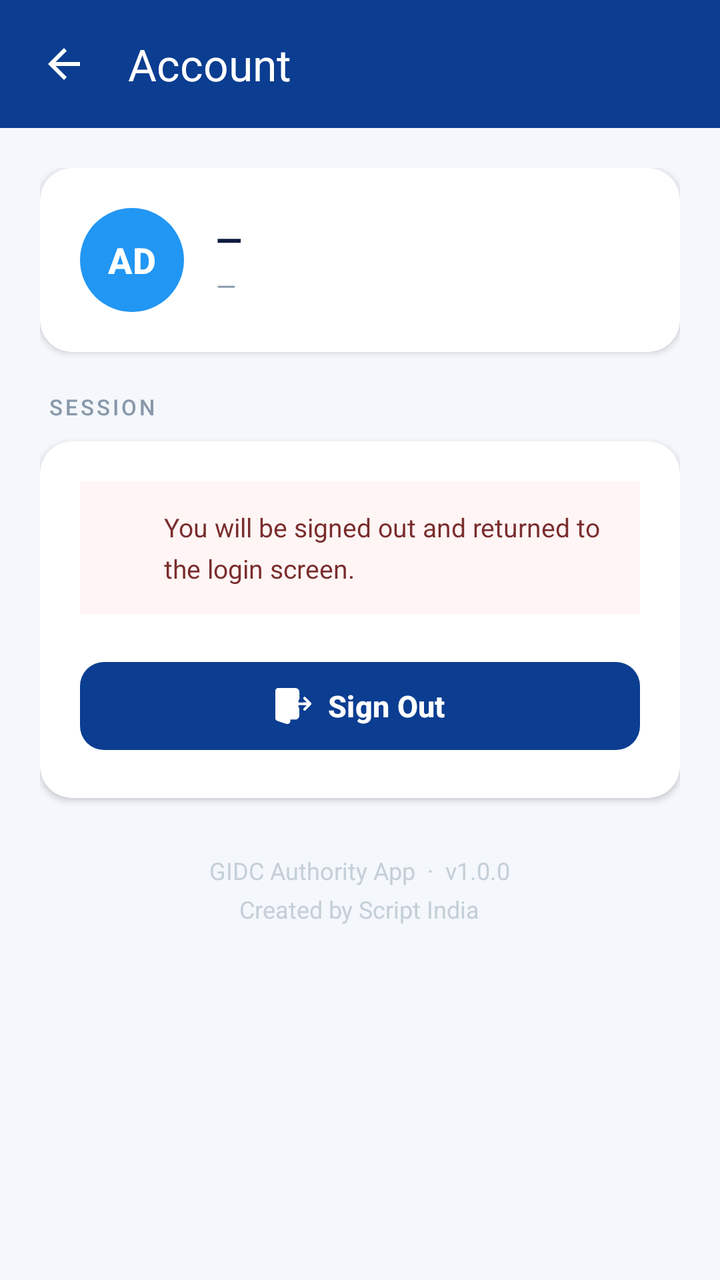
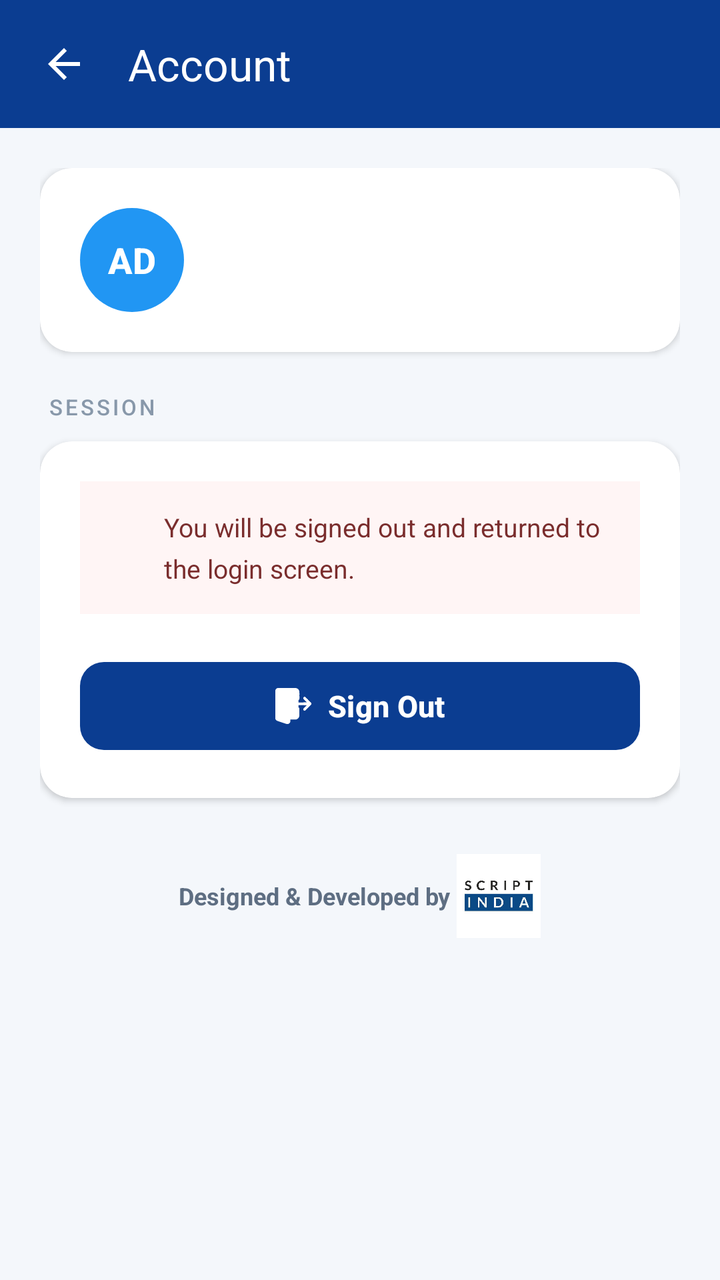

Compare the two renders of this Android layout. The source of the first and the diff that turns it into the second are given below.
<!-- AndroidManifest.xml: application theme Theme.MyGIDC -->
<!-- res/layout/activity_logout.xml -->
<?xml version="1.0" encoding="utf-8"?>
<androidx.coordinatorlayout.widget.CoordinatorLayout
    xmlns:android="http://schemas.android.com/apk/res/android"
    xmlns:app="http://schemas.android.com/apk/res-auto"
    xmlns:tools="http://schemas.android.com/tools"
    android:id="@+id/coordinatorLogout"
    android:layout_width="match_parent"
    android:layout_height="match_parent"
    android:background="#F4F7FB"
    tools:context=".settings.LogoutActivity">

    
    <com.google.android.material.appbar.AppBarLayout
        android:id="@+id/appBarLogout"
        android:layout_width="match_parent"
        android:layout_height="wrap_content"
        android:background="#0B3D91"
        app:elevation="0dp">

        <androidx.appcompat.widget.Toolbar
            android:id="@+id/toolbarLogout"
            android:layout_width="match_parent"
            android:layout_height="?attr/actionBarSize"
            android:paddingStart="4dp"
            app:navigationIcon="@drawable/ic_arrow_back"
            app:navigationIconTint="@android:color/white"
            app:popupTheme="@style/ThemeOverlay.AppCompat.Light"
            app:title="Account"
            app:titleTextColor="@android:color/white" />
    </com.google.android.material.appbar.AppBarLayout>

    
    <androidx.core.widget.NestedScrollView
        android:id="@+id/scrollLogout"
        android:layout_width="match_parent"
        android:layout_height="match_parent"
        android:clipToPadding="false"
        app:layout_behavior="@string/appbar_scrolling_view_behavior">

        <LinearLayout
            android:id="@+id/containerLogout"
            android:layout_width="match_parent"
            android:layout_height="wrap_content"
            android:orientation="vertical"
            android:padding="20dp">

            
            <androidx.cardview.widget.CardView
                android:id="@+id/cardProfile"
                android:layout_width="match_parent"
                android:layout_height="wrap_content"
                android:layout_marginBottom="20dp"
                app:cardBackgroundColor="@android:color/white"
                app:cardCornerRadius="16dp"
                app:cardElevation="2dp">

                <LinearLayout
                    android:layout_width="match_parent"
                    android:layout_height="wrap_content"
                    android:gravity="center_vertical"
                    android:orientation="horizontal"
                    android:padding="20dp">

                    
                    <LinearLayout
                        android:id="@+id/avatarContainer"
                        android:layout_width="52dp"
                        android:layout_height="52dp"
                        android:layout_marginEnd="16dp"
                        android:background="@drawable/avatar_circle_bg"
                        android:gravity="center">

                        <TextView
                            android:id="@+id/tvAvatarInitials"
                            android:layout_width="wrap_content"
                            android:layout_height="wrap_content"
                            android:fontFamily="sans-serif-medium"
                            android:text="AD"
                            android:textColor="@android:color/white"
                            android:textSize="18sp"
                            android:textStyle="bold" />
                    </LinearLayout>

                    
                    <LinearLayout
                        android:id="@+id/userInfoContainer"
                        android:layout_width="0dp"
                        android:layout_height="wrap_content"
                        android:layout_weight="1"
                        android:orientation="vertical">

                        <TextView
                            android:id="@+id/tvUserName"
                            android:layout_width="wrap_content"
                            android:layout_height="wrap_content"
                            android:fontFamily="sans-serif-medium"
                            android:text="—"
                            android:textColor="#0D1B3E"
                            android:textSize="17sp"
                            android:textStyle="bold" />

                        <TextView
                            android:id="@+id/tvDepartment"
                            android:layout_width="wrap_content"
                            android:layout_height="wrap_content"
                            android:layout_marginTop="3dp"
                            android:fontFamily="sans-serif"
                            android:text="—"
                            android:textColor="#8898AA"
                            android:textSize="13sp" />
                    </LinearLayout>
                </LinearLayout>
            </androidx.cardview.widget.CardView>

            
            <TextView
                android:id="@+id/sectionSession"
                android:layout_width="wrap_content"
                android:layout_height="wrap_content"
                android:layout_marginStart="4dp"
                android:layout_marginBottom="10dp"
                android:fontFamily="sans-serif-medium"
                android:text="SESSION"
                android:textAllCaps="true"
                android:textColor="#8898AA"
                android:textSize="11sp"
                android:letterSpacing="0.12" />

            
            <androidx.cardview.widget.CardView
                android:id="@+id/cardLogout"
                android:layout_width="match_parent"
                android:layout_height="wrap_content"
                android:layout_marginBottom="28dp"
                app:cardBackgroundColor="@android:color/white"
                app:cardCornerRadius="16dp"
                app:cardElevation="2dp">

                <LinearLayout
                    android:layout_width="match_parent"
                    android:layout_height="wrap_content"
                    android:orientation="vertical"
                    android:padding="20dp">

                    
                    <LinearLayout
                        android:id="@+id/warningContainer"
                        android:layout_width="match_parent"
                        android:layout_height="wrap_content"
                        android:layout_marginBottom="20dp"
                        android:background="#FFF5F5"
                        android:gravity="center_vertical"
                        android:orientation="horizontal"
                        android:padding="14dp">

                        <ImageView
                            android:id="@+id/imgWarning"
                            android:layout_width="18dp"
                            android:layout_height="18dp"
                            android:layout_marginEnd="10dp"
                            android:src="@drawable/ic_warning"
                            android:tint="#C0392B" />

                        <TextView
                            android:id="@+id/tvWarning"
                            android:layout_width="0dp"
                            android:layout_height="wrap_content"
                            android:layout_weight="1"
                            android:fontFamily="sans-serif"
                            android:lineSpacingMultiplier="1.3"
                            android:text="You will be signed out and returned to the login screen."
                            android:textColor="#7A2D2D"
                            android:textSize="13sp" />
                    </LinearLayout>

                    
                    <com.google.android.material.button.MaterialButton
                        android:id="@+id/btnLogout"
                        android:layout_width="match_parent"
                        android:layout_height="52dp"
                        android:fontFamily="sans-serif-medium"
                        android:text="Sign Out"
                        android:textAllCaps="false"
                        android:textColor="@android:color/white"
                        android:textSize="15sp"
                        android:textStyle="bold"
                        app:backgroundTint="#0B3D91"
                        app:cornerRadius="12dp"
                        app:elevation="2dp"
                        app:icon="@drawable/ic_logout"
                        app:iconGravity="textStart"
                        app:iconTint="@android:color/white"
                        app:rippleColor="#0A2D6E" />
                </LinearLayout>
            </androidx.cardview.widget.CardView>

            
            <TextView
                android:id="@+id/sectionAccount"
                android:layout_width="wrap_content"
                android:layout_height="0dp"
                android:visibility="gone" />

            
            <LinearLayout
                android:layout_width="match_parent"
                android:layout_height="wrap_content"
                android:gravity="center"
                android:orientation="vertical">

                <TextView
                    android:id="@+id/tvAppVersion"
                    android:layout_width="wrap_content"
                    android:layout_height="wrap_content"
                    android:fontFamily="sans-serif"
                    android:text="GIDC Authority App  ·  v1.0.0"
                    android:textColor="#C4CFD8"
                    android:textSize="12sp" />

                <TextView
                    android:id="@+id/tvCreatedBy"
                    android:layout_width="wrap_content"
                    android:layout_height="wrap_content"
                    android:layout_marginTop="3dp"
                    android:fontFamily="sans-serif"
                    android:text="Created by Script India"
                    android:textColor="#C4CFD8"
                    android:textSize="12sp" />
            </LinearLayout>

        </LinearLayout>
    </androidx.core.widget.NestedScrollView>
</androidx.coordinatorlayout.widget.CoordinatorLayout>
<!-- resources referenced by this layout -->
<resources>
  <!-- drawable avatar_circle_bg (drawable) -->
  <shape xmlns:android="http://schemas.android.com/apk/res/android"
      android:shape="oval">
  
      <solid android:color="#2196F3"/>
  </shape>
  <!-- drawable ic_arrow_back (drawable) -->
  <vector xmlns:android="http://schemas.android.com/apk/res/android"
      android:width="24dp"
      android:height="24dp"
      android:viewportWidth="24"
      android:viewportHeight="24">
      <path
          android:fillColor="#FFFFFF"
          android:pathData="M20,11H7.83l5.59,-5.59L12,4l-8,8 8,8 1.41,-1.41L7.83,13H20v-2z"/>
  </vector>
  <!-- drawable ic_logout: vector/xml drawable (drawable, 14887 chars, omitted) -->
  <!-- drawable ic_warning (drawable) -->
  <vector xmlns:android="http://schemas.android.com/apk/res/android"
      android:width="24dp" android:height="24dp"
      android:viewportWidth="24" android:viewportHeight="24">
      <path android:fillColor="#FF9800" d="M1,21h22L12,2 1,21zM13,18h-2v-2h2v2zM13,14h-2v-4h2v4z"/>
  </vector>
  <style name="Theme.MyGIDC" parent="Base.Theme.MyGIDC" />
  <style name="Base.Theme.MyGIDC" parent="Theme.Material3.DayNight.NoActionBar">
          
          
      </style>
</resources>

<!-- the commit's change to res/layout/activity_logout.xml (unified diff, before → after) -->
@@ -94,20 +94,23 @@
                             android:layout_width="wrap_content"
                             android:layout_height="wrap_content"
                             android:fontFamily="sans-serif-medium"
-                            android:text="—"
+                           
                             android:textColor="#0D1B3E"
                             android:textSize="17sp"
                             android:textStyle="bold" />
 
                         <TextView
-                            android:id="@+id/tvDepartment"
+                            android:id="@+id/tvUserType"
                             android:layout_width="wrap_content"
                             android:layout_height="wrap_content"
-                            android:layout_marginTop="3dp"
+                            android:layout_marginTop="2dp"
                             android:fontFamily="sans-serif"
-                            android:text="—"
-                            android:textColor="#8898AA"
-                            android:textSize="13sp" />
+                            
+                            android:textColor="#5C6B89"
+                            android:textSize="13sp"
+                            android:textStyle="italic" />
+
+                       
                     </LinearLayout>
                 </LinearLayout>
             </androidx.cardview.widget.CardView>
@@ -202,30 +205,31 @@
                 android:visibility="gone" />
 
             
-            <LinearLayout
-                android:layout_width="match_parent"
-                android:layout_height="wrap_content"
-                android:gravity="center"
-                android:orientation="vertical">
+             <LinearLayout
+                android:layout_width="wrap_content"
+                android:layout_height="wrap_content"
+                android:layout_gravity="center_horizontal"
+                android:gravity="center_vertical"
+                android:orientation="horizontal">
 
                 <TextView
-                    android:id="@+id/tvAppVersion"
                     android:layout_width="wrap_content"
                     android:layout_height="wrap_content"
                     android:fontFamily="sans-serif"
-                    android:text="GIDC Authority App  ·  v1.0.0"
-                    android:textColor="#C4CFD8"
-                    android:textSize="12sp" />
-
-                <TextView
-                    android:id="@+id/tvCreatedBy"
+                    android:text="Designed &amp; Developed by "
+                    android:textColor="#5E6E82"
+                    android:textSize="12sp"
+                    android:textStyle="bold" />
+
+                <ImageView
+                    android:id="@+id/imgFooterLogo"
                     android:layout_width="wrap_content"
-                    android:layout_height="wrap_content"
-                    android:layout_marginTop="3dp"
-                    android:fontFamily="sans-serif"
-                    android:text="Created by Script India"
-                    android:textColor="#C4CFD8"
-                    android:textSize="12sp" />
+                    android:layout_height="42dp"
+                    android:adjustViewBounds="true"
+                    android:scaleType="fitCenter"
+                    android:src="@drawable/appstore"
+                    android:contentDescription="Script India Logo" />
+
             </LinearLayout>
 
         </LinearLayout>
<!-- resource entries referenced after the edit -->
@@ -1,5 +1,6 @@
 <!-- resources referenced by this layout -->
 <resources>
+  <!-- drawable appstore: png bitmap (drawable, 210830 bytes) -->
   <!-- drawable avatar_circle_bg (drawable) -->
   <shape xmlns:android="http://schemas.android.com/apk/res/android"
       android:shape="oval">
